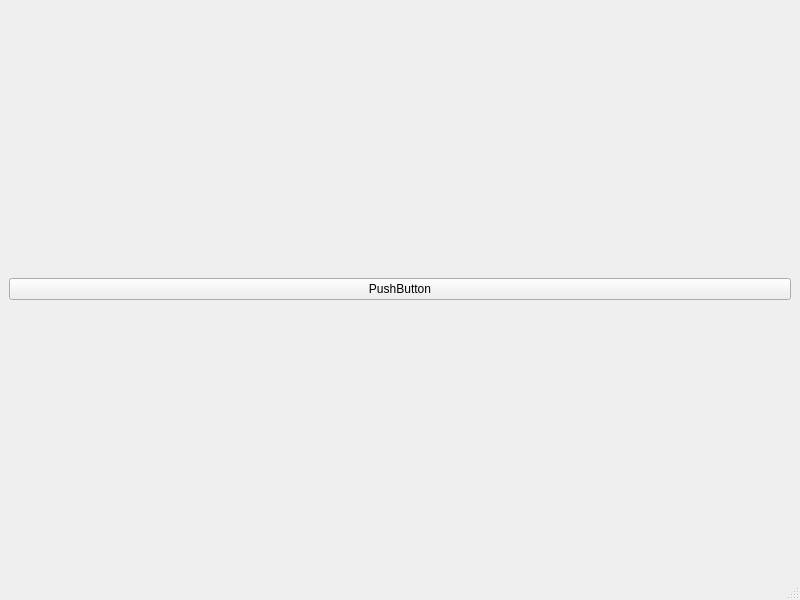
First picture: the form in ui/MainWindow.ui, repository NCCA/cfgaa22-Wantcha, before the edit.
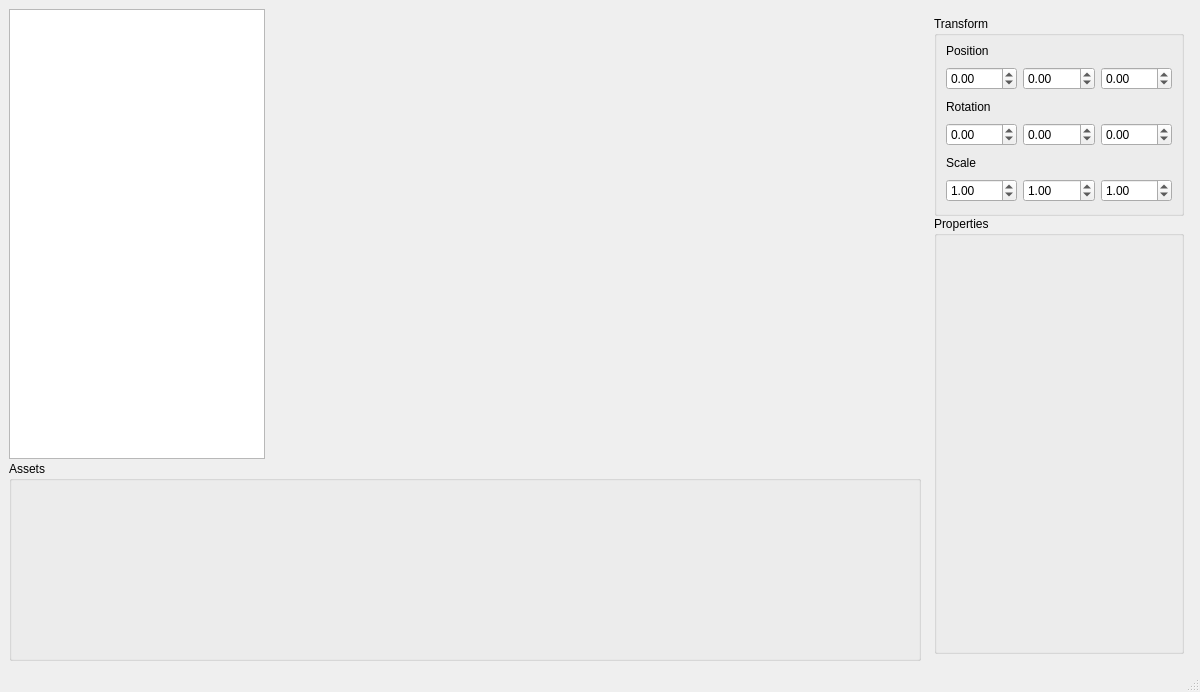
Second picture: the form after the edit.

Commit message: Added texture support, scene object list, scene object abstract class, lights are now all derived from common Light class, implemented functionality to select meshes and have the transform panel reflect their information, functionality to load and delete meshes, bugfixes, materials.

What changed in the file:
```diff
--- a/ui/MainWindow.ui
+++ b/ui/MainWindow.ui
@@ -6,22 +6,370 @@
    <rect>
     <x>0</x>
     <y>0</y>
-    <width>800</width>
-    <height>600</height>
+    <width>1113</width>
+    <height>650</height>
    </rect>
   </property>
   <property name="windowTitle">
    <string>MainWindow</string>
   </property>
   <widget class="QWidget" name="MainGrid">
+   <property name="sizePolicy">
+    <sizepolicy hsizetype="MinimumExpanding" vsizetype="MinimumExpanding">
+     <horstretch>0</horstretch>
+     <verstretch>0</verstretch>
+    </sizepolicy>
+   </property>
+   <property name="minimumSize">
+    <size>
+     <width>0</width>
+     <height>0</height>
+    </size>
+   </property>
    <layout class="QGridLayout" name="mainGridLayout">
+    <property name="verticalSpacing">
+     <number>2</number>
+    </property>
+    <item row="1" column="0" colspan="2">
+     <widget class="QGroupBox" name="AssetsBox">
+      <property name="sizePolicy">
+       <sizepolicy hsizetype="Preferred" vsizetype="Preferred">
+        <horstretch>0</horstretch>
+        <verstretch>0</verstretch>
+       </sizepolicy>
+      </property>
+      <property name="minimumSize">
+       <size>
+        <width>0</width>
+        <height>200</height>
+       </size>
+      </property>
+      <property name="title">
+       <string>Assets</string>
+      </property>
+     </widget>
+    </item>
     <item row="0" column="0">
-     <widget class="QPushButton" name="pushButton">
-      <property name="text">
-       <string>PushButton</string>
+     <widget class="QListWidget" name="SceneList">
+      <property name="sizePolicy">
+       <sizepolicy hsizetype="Preferred" vsizetype="Preferred">
+        <horstretch>0</horstretch>
+        <verstretch>0</verstretch>
+       </sizepolicy>
+      </property>
+      <property name="minimumSize">
+       <size>
+        <width>50</width>
+        <height>10</height>
+       </size>
+      </property>
+      <property name="maximumSize">
+       <size>
+        <width>9999999</width>
+        <height>9999999</height>
+       </size>
+      </property>
+      <property name="sortingEnabled">
+       <bool>false</bool>
       </property>
      </widget>
     </item>
+    <item row="0" column="2" rowspan="2" colspan="3">
+     <layout class="QVBoxLayout" name="verticalLayout" stretch="0,0">
+      <property name="sizeConstraint">
+       <enum>QLayout::SetMinimumSize</enum>
+      </property>
+      <property name="leftMargin">
+       <number>7</number>
+      </property>
+      <property name="topMargin">
+       <number>7</number>
+      </property>
+      <property name="rightMargin">
+       <number>7</number>
+      </property>
+      <property name="bottomMargin">
+       <number>7</number>
+      </property>
+      <item>
+       <widget class="QGroupBox" name="groupBox">
+        <property name="sizePolicy">
+         <sizepolicy hsizetype="Preferred" vsizetype="Preferred">
+          <horstretch>0</horstretch>
+          <verstretch>0</verstretch>
+         </sizepolicy>
+        </property>
+        <property name="minimumSize">
+         <size>
+          <width>200</width>
+          <height>200</height>
+         </size>
+        </property>
+        <property name="maximumSize">
+         <size>
+          <width>16777215</width>
+          <height>600</height>
+         </size>
+        </property>
+        <property name="title">
+         <string>Transform</string>
+        </property>
+        <property name="alignment">
+         <set>Qt::AlignLeading|Qt::AlignLeft|Qt::AlignTop</set>
+        </property>
+        <property name="flat">
+         <bool>false</bool>
+        </property>
+        <property name="checkable">
+         <bool>false</bool>
+        </property>
+        <layout class="QGridLayout" name="gridLayout">
+         <property name="topMargin">
+          <number>5</number>
+         </property>
+         <property name="bottomMargin">
+          <number>5</number>
+         </property>
+         <item row="4" column="1">
+          <widget class="QDoubleSpinBox" name="m_rotX">
+           <property name="frame">
+            <bool>true</bool>
+           </property>
+           <property name="showGroupSeparator" stdset="0">
+            <bool>false</bool>
+           </property>
+           <property name="minimum">
+            <double>-360.000000000000000</double>
+           </property>
+           <property name="maximum">
+            <double>360.000000000000000</double>
+           </property>
+          </widget>
+         </item>
+         <item row="2" column="2">
+          <spacer name="verticalSpacer">
+           <property name="orientation">
+            <enum>Qt::Vertical</enum>
+           </property>
+           <property name="sizeType">
+            <enum>QSizePolicy::Maximum</enum>
+           </property>
+           <property name="sizeHint" stdset="0">
+            <size>
+             <width>5</width>
+             <height>1</height>
+            </size>
+           </property>
+          </spacer>
+         </item>
+         <item row="4" column="2">
+          <widget class="QDoubleSpinBox" name="m_rotY">
+           <property name="minimum">
+            <double>-360.000000000000000</double>
+           </property>
+           <property name="maximum">
+            <double>360.000000000000000</double>
+           </property>
+          </widget>
+         </item>
+         <item row="7" column="1">
+          <widget class="QDoubleSpinBox" name="m_scaleX">
+           <property name="minimum">
+            <double>-100.000000000000000</double>
+           </property>
+           <property name="maximum">
+            <double>100.000000000000000</double>
+           </property>
+           <property name="singleStep">
+            <double>0.100000000000000</double>
+           </property>
+           <property name="value">
+            <double>1.000000000000000</double>
+           </property>
+          </widget>
+         </item>
+         <item row="5" column="2">
+          <spacer name="verticalSpacer_3">
+           <property name="orientation">
+            <enum>Qt::Vertical</enum>
+           </property>
+           <property name="sizeType">
+            <enum>QSizePolicy::Maximum</enum>
+           </property>
+           <property name="sizeHint" stdset="0">
+            <size>
+             <width>20</width>
+             <height>1</height>
+            </size>
+           </property>
+          </spacer>
+         </item>
+         <item row="1" column="3">
+          <widget class="QDoubleSpinBox" name="m_posZ">
+           <property name="minimum">
+            <double>-100.000000000000000</double>
+           </property>
+           <property name="maximum">
+            <double>100.000000000000000</double>
+           </property>
+           <property name="singleStep">
+            <double>0.100000000000000</double>
+           </property>
+          </widget>
+         </item>
+         <item row="3" column="1">
+          <widget class="QLabel" name="label_2">
+           <property name="maximumSize">
+            <size>
+             <width>16777215</width>
+             <height>20</height>
+            </size>
+           </property>
+           <property name="text">
+            <string>Rotation</string>
+           </property>
+          </widget>
+         </item>
+         <item row="1" column="1">
+          <widget class="QDoubleSpinBox" name="m_posX">
+           <property name="minimum">
+            <double>-100.000000000000000</double>
+           </property>
+           <property name="maximum">
+            <double>100.000000000000000</double>
+           </property>
+           <property name="singleStep">
+            <double>0.100000000000000</double>
+           </property>
+          </widget>
+         </item>
+         <item row="7" column="3">
+          <widget class="QDoubleSpinBox" name="m_scaleZ">
+           <property name="minimum">
+            <double>-100.000000000000000</double>
+           </property>
+           <property name="maximum">
+            <double>100.000000000000000</double>
+           </property>
+           <property name="singleStep">
+            <double>0.100000000000000</double>
+           </property>
+           <property name="value">
+            <double>1.000000000000000</double>
+           </property>
+          </widget>
+         </item>
+         <item row="7" column="2">
+          <widget class="QDoubleSpinBox" name="m_scaleY">
+           <property name="minimum">
+            <double>-100.000000000000000</double>
+           </property>
+           <property name="maximum">
+            <double>100.000000000000000</double>
+           </property>
+           <property name="singleStep">
+            <double>0.100000000000000</double>
+           </property>
+           <property name="value">
+            <double>1.000000000000000</double>
+           </property>
+          </widget>
+         </item>
+         <item row="0" column="1">
+          <widget class="QLabel" name="label">
+           <property name="sizePolicy">
+            <sizepolicy hsizetype="Preferred" vsizetype="Minimum">
+             <horstretch>0</horstretch>
+             <verstretch>0</verstretch>
+            </sizepolicy>
+           </property>
+           <property name="maximumSize">
+            <size>
+             <width>16777215</width>
+             <height>20</height>
+            </size>
+           </property>
+           <property name="text">
+            <string>Position</string>
+           </property>
+          </widget>
+         </item>
+         <item row="1" column="2">
+          <widget class="QDoubleSpinBox" name="m_posY">
+           <property name="minimum">
+            <double>-100.000000000000000</double>
+           </property>
+           <property name="maximum">
+            <double>100.000000000000000</double>
+           </property>
+           <property name="singleStep">
+            <double>0.100000000000000</double>
+           </property>
+          </widget>
+         </item>
+         <item row="6" column="1">
+          <widget class="QLabel" name="label_3">
+           <property name="maximumSize">
+            <size>
+             <width>16777215</width>
+             <height>20</height>
+            </size>
+           </property>
+           <property name="text">
+            <string>Scale</string>
+           </property>
+          </widget>
+         </item>
+         <item row="4" column="3">
+          <widget class="QDoubleSpinBox" name="m_rotZ">
+           <property name="minimum">
+            <double>-360.000000000000000</double>
+           </property>
+           <property name="maximum">
+            <double>360.000000000000000</double>
+           </property>
+          </widget>
+         </item>
+        </layout>
+       </widget>
+      </item>
+      <item>
+       <widget class="QGroupBox" name="PropertiesBox">
+        <property name="sizePolicy">
+         <sizepolicy hsizetype="Expanding" vsizetype="Expanding">
+          <horstretch>0</horstretch>
+          <verstretch>0</verstretch>
+         </sizepolicy>
+        </property>
+        <property name="minimumSize">
+         <size>
+          <width>250</width>
+          <height>400</height>
+         </size>
+        </property>
+        <property name="title">
+         <string>Properties</string>
+        </property>
+       </widget>
+      </item>
+     </layout>
+    </item>
+    <item row="0" column="1">
+     <spacer name="horizontalSpacer">
+      <property name="orientation">
+       <enum>Qt::Horizontal</enum>
+      </property>
+      <property name="sizeType">
+       <enum>QSizePolicy::MinimumExpanding</enum>
+      </property>
+      <property name="sizeHint" stdset="0">
+       <size>
+        <width>650</width>
+        <height>450</height>
+       </size>
+      </property>
+     </spacer>
+    </item>
    </layout>
   </widget>
   <widget class="QMenuBar" name="menubar">
```
Left out of the diff: 4 changed lines with no effect on the pictures. The commit also changes 23 other files.
